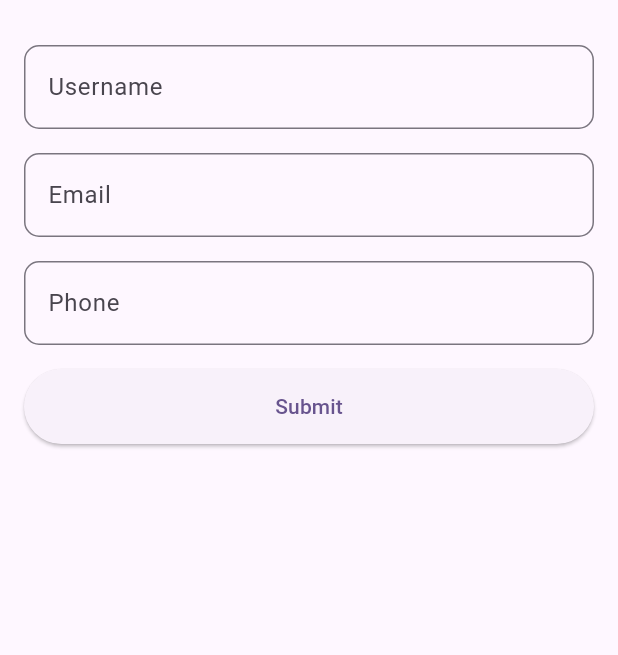
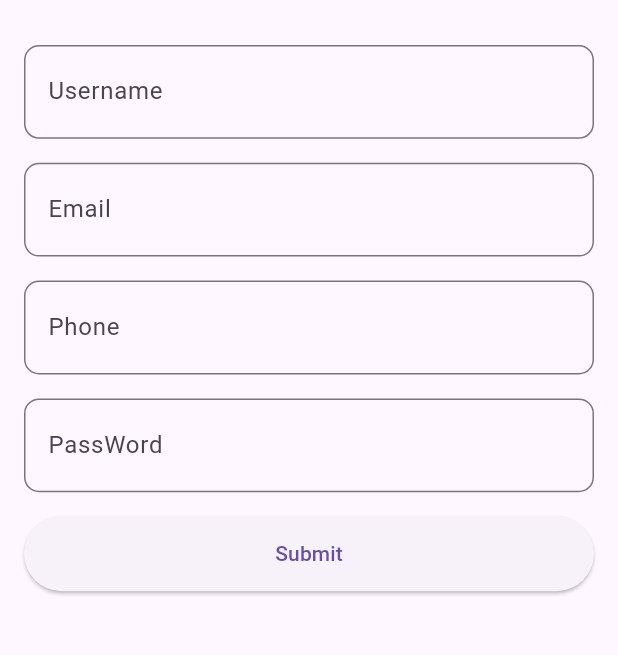
Before and after one commit to minhtrucit02/Cost-Management, a Flutter app: the screen it shows after launch, on a phone screen of 412 x 824 dp, the part 63-718 px from its top. Run offline on Flutter 3.47's test engine with Material 3 defaults, Android fonts, the phone set to English and light mode, and no system bars; our stand-ins replace firebase_auth, firebase_core; accounts and stored records are empty.

Commit message:
firebase auth

```diff
--- a/lib/main.dart
+++ b/lib/main.dart
@@ -1,7 +1,14 @@
 import 'package:cost_management/screens/login_screen.dart';
+import 'package:cost_management/screens/sign_up.dart';
+import 'package:firebase_core/firebase_core.dart';
 import 'package:flutter/material.dart';
 
-void main() {
+import 'firebase_options.dart';
+
+Future<void> main() async {
+  await Firebase.initializeApp(
+    options: DefaultFirebaseOptions.currentPlatform,
+  );
   runApp(const MyApp());
 }
 
@@ -12,12 +19,9 @@ class MyApp extends StatelessWidget {
   @override
   Widget build(BuildContext context) {
     return MaterialApp(
-      title: 'Flutter Demo',
-      theme: ThemeData(
-
-        colorScheme: ColorScheme.fromSeed(seedColor: Colors.deepPurple),
-      ),
-      home: LoginScreen(),
+      title: 'Cost management',
+      debugShowCheckedModeBanner: false,
+      home: SignUpView(),
     );
   }
 }
--- a/lib/screens/login_screen.dart
+++ b/lib/screens/login_screen.dart
@@ -1,9 +1,20 @@
 import 'package:flutter/material.dart';
+import 'package:cost_management/utils/AppValidator.dart';
 
 class LoginScreen extends StatelessWidget{
   LoginScreen({super.key});
 
-  final GlobalKey<FormState>  _formKey = GlobalKey<FormState>();
+  final GlobalKey<FormState> _formKey = GlobalKey<FormState>();
+
+  Future<void> _submitForm() async {
+    if(_formKey.currentState!.validate()){
+      ScaffoldMessenger.of(_formKey.currentContext!).showSnackBar(
+        const SnackBar(content: Text('Form submit successfully')),
+      );
+    }
+  }
+
+  var appValidator = AppValidator();
 
   @override
   Widget build(BuildContext context) {
@@ -13,53 +24,68 @@ class LoginScreen extends StatelessWidget{
       ),
       body: Padding(
         padding: const EdgeInsets.all(16.0),
-        child: Form(child: Column(
+        child: Form(
+            key: _formKey,
+            child: Column(
               children: [
                 TextFormField(
-              decoration: InputDecoration(
-                labelText: 'Username',
-                border: OutlineInputBorder(
-                  borderRadius: BorderRadius.circular(10.0)
-                )
-              ),
+                  autovalidateMode: AutovalidateMode.onUserInteraction,
+                  decoration: _buildInputDecoration("Username",Icons.person),
+                  validator: appValidator.validateUsername,
                 ),
                 SizedBox(
                   height: 16.0,
                 ),
 
                 TextFormField(
-              decoration: InputDecoration(
-                labelText: 'Email',
-                border: OutlineInputBorder(
-                  borderRadius: BorderRadius.circular(10.0)
-                )
-              ),
+                  autovalidateMode: AutovalidateMode.onUserInteraction,
+                  decoration: _buildInputDecoration("Email",Icons.email),
+                  validator: appValidator.validateEmail,
                 ),
                 SizedBox(
                   height: 16.0,
                 ),
 
                 TextFormField(
-              decoration: InputDecoration(
-                labelText: 'Phone',
-                border: OutlineInputBorder(
-                  borderRadius: BorderRadius.circular(10.0)
-                )
-              ),
+                  autovalidateMode: AutovalidateMode.onUserInteraction,
+                  decoration: _buildInputDecoration("PassWord",Icons.password),
+                  validator: appValidator.validatePhoneNumber,
                 ),
                 SizedBox(
                   height: 16.0,
+
                 ),
 
-            Container(
+                TextFormField(
+                  autovalidateMode: AutovalidateMode.onUserInteraction,
+                  decoration: _buildInputDecoration("Register PassWord",Icons.password),
+                  validator: appValidator.validatePhoneNumber,
+                ),
+                SizedBox(
+                  height: 16.0,
+
+                ),
+
+
+                SizedBox(
                   height: 50,
                   width: double.infinity,
-              child: ElevatedButton(onPressed:  () {}, child: Text('Submit')),
+                  child: ElevatedButton(onPressed: () =>_submitForm, child: const Text('Submit')),
                 ),
 
               ],
-        )),
+            ),
+        ),
       )
     );
   }
+
+  InputDecoration _buildInputDecoration(String label, IconData suffixIcon){
+    return InputDecoration(
+        labelText: label,
+        suffix: Icon(suffixIcon),
+        border: OutlineInputBorder(borderRadius: BorderRadius.circular(10.0))
+    );
   }
+
+}
--- a/lib/screens/sign_up.dart
+++ b/lib/screens/sign_up.dart
@@ -0,0 +1,120 @@
+import 'package:cost_management/services/auth_services.dart';
+import 'package:flutter/material.dart';
+import 'package:cost_management/utils/AppValidator.dart';
+
+
+class SignUpView extends StatefulWidget{
+  SignUpView({super.key});
+
+  @override
+  State<SignUpView> createState() => _SignUpViewState();
+}
+
+class _SignUpViewState extends State<SignUpView> {
+  final GlobalKey<FormState> _formKey = GlobalKey<FormState>();
+  final _userNameController = TextEditingController();
+  final _emailController = TextEditingController();
+  final _phoneController = TextEditingController();
+  final _pssswordController = TextEditingController();
+
+  var appValidator = AppValidator();
+  var authService = AuthService();
+  var isLoader = false;
+
+  Future<void> _submitForm() async {
+    if(_formKey.currentState!.validate()){
+      setState(() {
+        isLoader = true;
+      });
+      var data = {
+        'username': _userNameController.text,
+        'email': _userNameController.text,
+        'phone': _userNameController.text,
+        'password': _userNameController.text
+      };
+      await authService.createUser(data, context);
+      setState(() {
+        isLoader =false;
+      });
+    }
+  }
+
+
+  @override
+  Widget build(BuildContext context) {
+    return Scaffold(
+        appBar: AppBar(
+          title: const Text('My form'),
+        ),
+        body: Padding(
+          padding: const EdgeInsets.all(16.0),
+          child: Form(
+            key: _formKey,
+            child: Column(
+              children: [
+                TextFormField(
+                  controller: _userNameController,
+                  autovalidateMode: AutovalidateMode.onUserInteraction,
+                  decoration: _buildInputDecoration("Username",Icons.person),
+                  validator: appValidator.validateUsername,
+                ),
+                SizedBox(
+                  height: 16.0,
+                ),
+
+                TextFormField(
+                  controller: _emailController,
+                  keyboardType: TextInputType.emailAddress,
+                  autovalidateMode: AutovalidateMode.onUserInteraction,
+                  decoration: _buildInputDecoration("Email",Icons.email),
+                  validator: appValidator.validateEmail,
+                ),
+                SizedBox(
+                  height: 16.0,
+                ),
+
+                TextFormField(
+                  controller: _phoneController,
+                  autovalidateMode: AutovalidateMode.onUserInteraction,
+                  decoration: _buildInputDecoration("Phone",Icons.password),
+                  validator: appValidator.validatePhoneNumber,
+                ),
+                SizedBox(
+                  height: 16.0,
+
+                ),
+
+                TextFormField(
+                  controller: _pssswordController,
+                  autovalidateMode: AutovalidateMode.onUserInteraction,
+                  decoration: _buildInputDecoration("PassWord",Icons.password),
+                  validator: appValidator.validatePhoneNumber,
+                ),
+                SizedBox(
+                  height: 16.0,
+
+                ),
+
+
+                SizedBox(
+                  height: 50,
+                  width: double.infinity,
+                  child: ElevatedButton(onPressed: () =>_submitForm, child: const Text('Submit')),
+                ),
+
+              ],
+            ),
+          ),
+        )
+    );
+  }
+
+  InputDecoration _buildInputDecoration(String label, IconData suffixIcon){
+    return InputDecoration(
+        labelText: label,
+        suffix: Icon(suffixIcon),
+        border: OutlineInputBorder(borderRadius: BorderRadius.circular(10.0))
+    );
+  }
+
+}
--- /dev/null
+++ b/lib/services/auth_services.dart
@@ -0,0 +1,20 @@
+import 'package:firebase_auth/firebase_auth.dart';
+
+class AuthService{
+  createUser(data, context) async {
+    try {
+      final credential = await FirebaseAuth.instance.createUserWithEmailAndPassword(
+        email: data['email'],
+        password: data['password'],
+      );
+    } on FirebaseAuthException catch (e) {
+      if (e.code == 'weak-password') {
+        print('The password provided is too weak.');
+      } else if (e.code == 'email-already-in-use') {
+        print('The account already exists for that email.');
+      }
+    } catch (e) {
+      print(e);
+    }
+  }
+}
--- a/pubspec.yaml
+++ b/pubspec.yaml
@@ -30,6 +30,9 @@ environment:
 dependencies:
   flutter:
     sdk: flutter
+  firebase_core: ^3.12.1
+  firebase_auth: ^5.5.1
+  cloud_firestore: ^5.6.5
 
   # The following adds the Cupertino Icons font to your application.
   # Use with the CupertinoIcons class for iOS style icons.
```
Also changed, not shown: lib/utils/AppValidator.dart (added, +33 -0 lines), firebase.json (added), lib/firebase_options.dart (added), lib/home/brackground.dart (added), pubspec.lock, 3 other files. Lines whose indentation alone changed are shown as unchanged.
